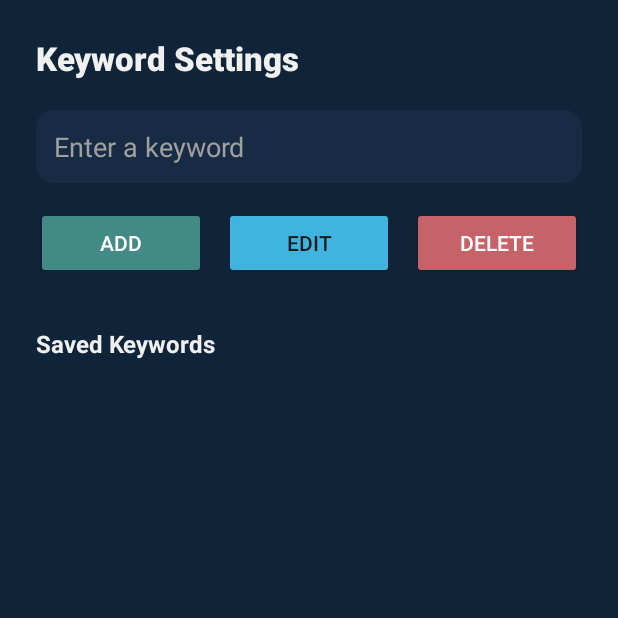
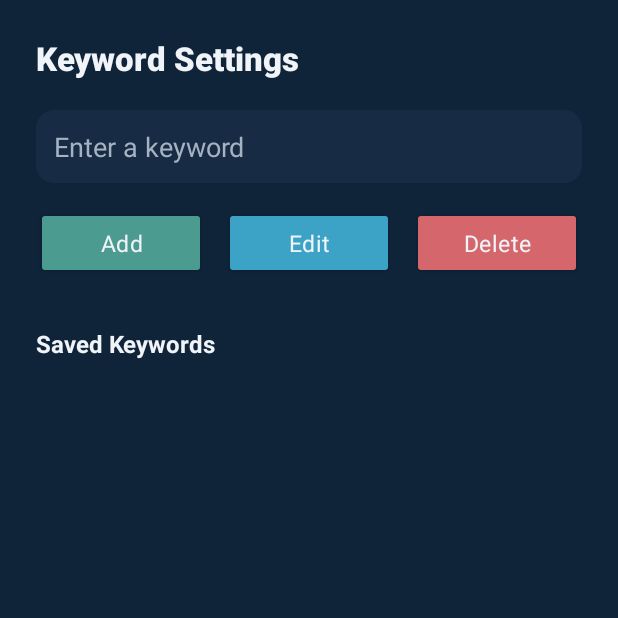
Before and after one commit to mpope124/SilentHelp, an Android app built with Jetpack Compose: the KeywordSettingsActivity screen opened directly, with no data from a screen before it, on a phone screen of 412 x 824 dp, the top half of it. Run offline under Robolectric (Android 15) with nearby library versions, the phone set to English and light mode, and no system bars.

Commit message:
Extract colors and strings

```diff
--- a/SilentHelp/app/src/main/res/drawable/bg_input.xml
+++ b/SilentHelp/app/src/main/res/drawable/bg_input.xml
@@ -3,6 +3,6 @@
 
 <shape xmlns:android="http://schemas.android.com/apk/res/android"
     android:shape="rectangle">
-    <solid android:color="#172b44" />
+    <solid android:color="@color/bg_blue" />
     <corners android:radius="12dp" />
 </shape>
--- a/SilentHelp/app/src/main/res/layout/view_keyword_settings.xml
+++ b/SilentHelp/app/src/main/res/layout/view_keyword_settings.xml
@@ -4,7 +4,7 @@
 <ScrollView xmlns:android="http://schemas.android.com/apk/res/android"
     android:layout_width="match_parent"
     android:layout_height="match_parent"
-    android:background="#0f2439"
+    android:background="@color/bg_drk_blue"
     android:padding="24dp">
 
     <LinearLayout
@@ -15,10 +15,10 @@
         <!-- =========== Keyword Setting Title =========== -->
         <TextView
             android:id="@+id/settingsTitle"
-            android:text="Keyword Settings"
+            android:text="@string/keyword_settings"
             android:textSize="22sp"
             android:textStyle="bold"
-            android:textColor="#F0F0F0"
+            android:textColor="@color/muted_white"
             android:fontFamily="sans-serif-medium"
             android:layout_marginBottom="20dp"
             android:layout_width="wrap_content"
@@ -27,13 +27,13 @@
         <!-- =========== Keyword Input Box =========== -->
         <EditText
             android:id="@+id/inputKeyword"
-            android:hint="Enter a keyword"
+            android:hint="@string/enter_a_keyword"
             android:layout_width="match_parent"
             android:layout_height="wrap_content"
             android:background="@drawable/bg_input"
             android:padding="12dp"
-            android:textColor="#F0F0F0"
-            android:textColorHint="#A0A0A0"
+            android:textColor="@color/muted_white"
+            android:textColorHint="@color/muted_grey"
             android:fontFamily="sans-serif" />
 
         <!-- =========== Button Row =========== -->
@@ -47,57 +47,69 @@
             <!-- =========== Add Button =========== -->
             <Button
                 android:id="@+id/btnAdd"
-                android:text="Add"
+                android:text="@string/add"
                 android:layout_width="0dp"
                 android:layout_height="wrap_content"
                 android:layout_weight="1"
                 android:layout_marginEnd="6dp"
-                android:backgroundTint="#438985"
-                android:textColor="#FFFFFF"
-                android:fontFamily="sans-serif-medium" />
+                android:backgroundTint="@color/accent_teal"
+                android:textColor="@color/muted_white"
+                android:textSize="15sp"
+                android:fontFamily="sans-serif"
+                android:textStyle="normal"
+                android:letterSpacing="0.02"
+                android:textAllCaps="false" />
 
             <!-- =========== Edit Button =========== -->
             <Button
                 android:id="@+id/btnEdit"
-                android:text="Edit"
+                android:text="@string/edit"
                 android:layout_width="0dp"
                 android:layout_height="wrap_content"
                 android:layout_weight="1"
                 android:layout_marginHorizontal="6dp"
-                android:backgroundTint="#40b4df"
-                android:textColor="#1B1C20"
-                android:fontFamily="sans-serif-medium" />
+                android:backgroundTint="@color/accent_blue"
+                android:textColor="@color/muted_white"
+                android:textSize="15sp"
+                android:fontFamily="sans-serif"
+                android:textStyle="normal"
+                android:letterSpacing="0.02"
+                android:textAllCaps="false" />
 
             <!-- =========== Delete Button =========== -->
             <Button
                 android:id="@+id/btnDelete"
-                android:text="Delete"
+                android:text="@string/delete"
                 android:layout_width="0dp"
                 android:layout_height="wrap_content"
                 android:layout_weight="1"
                 android:layout_marginStart="6dp"
-                android:backgroundTint="#c66368"
-                android:textColor="#FFFFFF"
-                android:fontFamily="sans-serif-medium" />
+                android:backgroundTint="@color/accent_red"
+                android:textColor="@color/muted_white"
+                android:textSize="15sp"
+                android:fontFamily="sans-serif"
+                android:textStyle="normal"
+                android:letterSpacing="0.02"
+                android:textAllCaps="false" />
         </LinearLayout>
 
         <!-- =========== Saved Keywords Title/Header =========== -->
         <TextView
             android:id="@+id/listHeader"
-            android:text="Saved Keywords"
-            android:textColor="#F0F0F0"
+            android:text="@string/saved_keywords"
+            android:textColor="@color/muted_white"
             android:textStyle="bold"
             android:textSize="16sp"
             android:layout_marginTop="32dp"
             android:layout_width="wrap_content"
             android:layout_height="wrap_content"/>
 
-            <!-- =========== Keyword List =========== -->
+        <!-- =========== Keyword List =========== -->
         <ListView
             android:id="@+id/listKeywords"
             android:layout_width="match_parent"
             android:layout_height="wrap_content"
-            android:divider="#2A2A2A"
+            android:divider="@color/bg_blue"
             android:dividerHeight="1dp"
             android:layout_marginTop="8dp" />
     </LinearLayout>
--- a/SilentHelp/app/src/main/res/values/colors.xml
+++ b/SilentHelp/app/src/main/res/values/colors.xml
@@ -7,4 +7,14 @@
     <color name="teal_700">#FF018786</color>
     <color name="black">#FF000000</color>
     <color name="white">#FFFFFFFF</color>
+
+    <!-- Modified by Kelley Rosa 05-25-25 -->
+    <color name="accent_blue">#3CA3C6</color>
+    <color name="accent_teal">#4C9B91</color>
+    <color name="accent_red">#D4666C</color>
+    <color name="bg_drk_blue">#0F2439</color>
+    <color name="bg_blue">#172b44</color>
+    <color name="muted_white">#F0F4F8</color>
+    <color name="muted_grey">#A4B2C1</color>
+    <color name="muted_black">#222831</color>
 </resources>
--- a/SilentHelp/app/src/main/res/values/strings.xml
+++ b/SilentHelp/app/src/main/res/values/strings.xml
@@ -1,3 +1,10 @@
+<!-- Modified by Kelley Rosa 05-25-25 -->
 <resources>
     <string name="app_name">SilentHelp</string>
+    <string name="keyword_settings">Keyword Settings</string>
+    <string name="enter_a_keyword">Enter a keyword</string>
+    <string name="add">Add</string>
+    <string name="edit">Edit</string>
+    <string name="delete">Delete</string>
+    <string name="saved_keywords">Saved Keywords</string>
 </resources>
```
